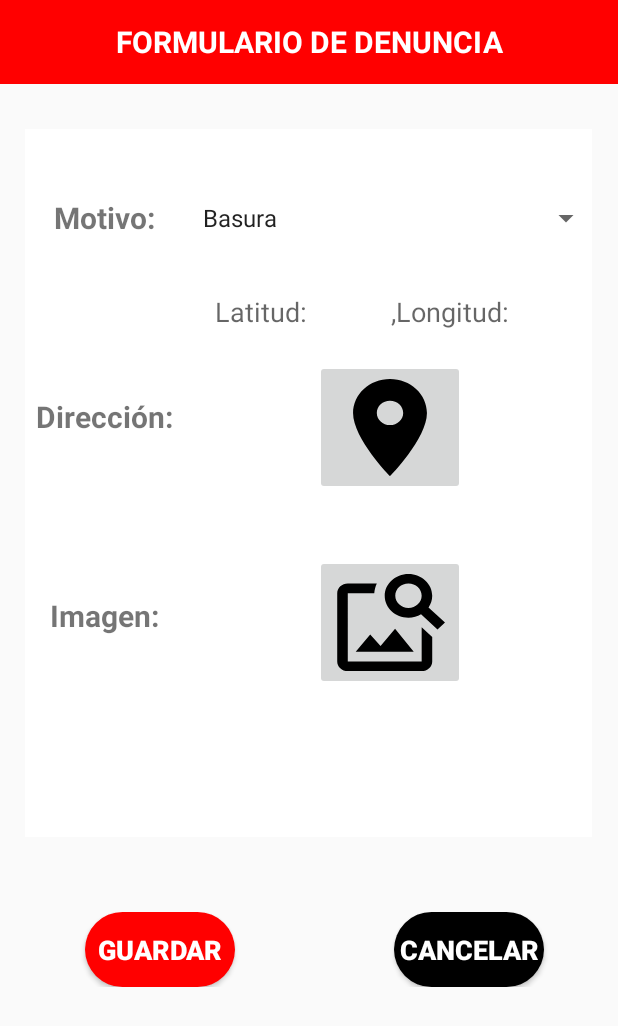
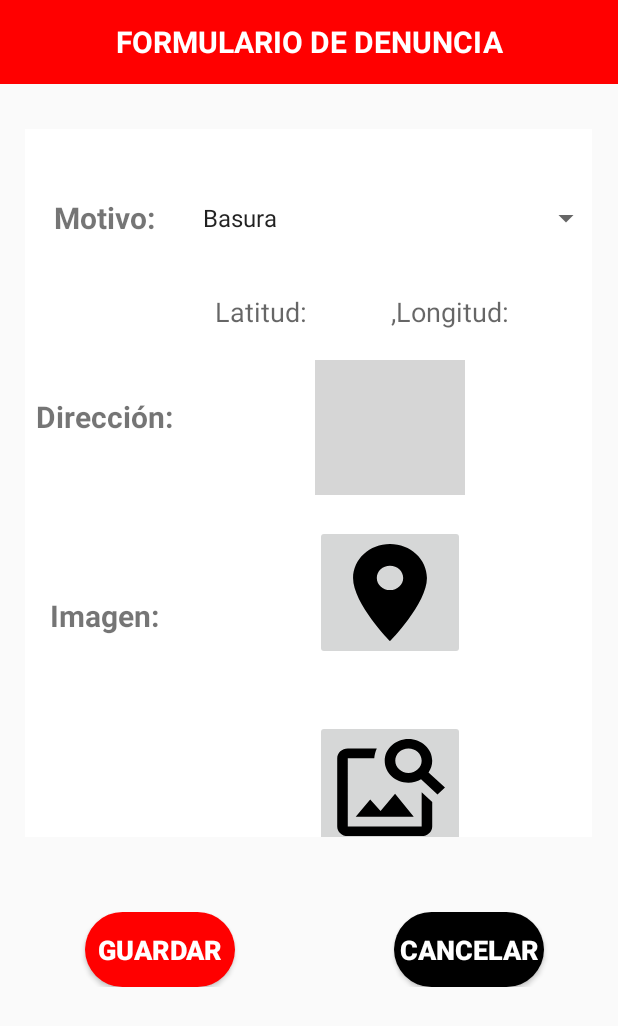
Before and after one commit to AstriMuller/AppDengue, an Android app: the Denuncia screen opened directly, with no data from a screen before it, on a phone screen of 412 x 824 dp. Shown: the top 1026 px of the screen. Run offline under Robolectric (Android 15) with nearby library versions, the phone set to English and light mode, and no system bars; pictures from the network do not load; grey boxes are pictures that could not be loaded.

Commit message:
ubicacion actual

```diff
--- a/app/build.gradle
+++ b/app/build.gradle
@@ -34,6 +34,8 @@ dependencies {
     implementation 'org.osmdroid:osmdroid-android:6.1.8'
     implementation 'androidx.appcompat:appcompat:1.2.0'
     implementation 'androidx.constraintlayout:constraintlayout:2.0.2'
+    implementation 'androidx.legacy:legacy-support-v4:1.0.0'
+    implementation 'androidx.lifecycle:lifecycle-extensions:2.2.0'
     //implementation 'com.google.android.gms:play-services-ads:19.4.0'
     testImplementation 'junit:junit:4.12'
     androidTestImplementation 'com.android.support.test:runner:1.0.2'
--- a/app/src/main/AndroidManifest.xml
+++ b/app/src/main/AndroidManifest.xml
@@ -10,6 +10,7 @@
     <uses-permission android:name="android.permission.ACCESS_COARSE_LOCATION" />
     <uses-permission android:name="android.permission.ACCESS_FINE_LOCATION" />
     <uses-permission android:name="android.permission.ACCESS_WIFI_STATE" />
+
 
     <application
         android:allowBackup="true"
--- a/app/src/main/java/com/example/appdengue/Denuncia.java
+++ b/app/src/main/java/com/example/appdengue/Denuncia.java
@@ -25,6 +25,8 @@ import android.widget.Spinner;
 import android.widget.TextView;
 
 import androidx.appcompat.app.AppCompatActivity;
+import androidx.core.app.ActivityCompat;
+import androidx.core.content.ContextCompat;
 
 import java.io.File;
 import java.time.temporal.Temporal;
@@ -34,6 +36,9 @@ public class Denuncia extends AppCompatActivity {
     ImageButton btn_gps;
     ImageButton btn_camara;
     ImageView iv_camara;
+    ImageButton btn_gp;
+    TextView tv_ubicacion;
+    Button btn_cancel;
 
 
     private final int cod_foto = 100;
@@ -47,6 +52,17 @@ public class Denuncia extends AppCompatActivity {
         btn_gps = (ImageButton) findViewById(R.id.btn_ubicacion);
         btn_camara = (ImageButton) findViewById(R.id.btn_camara);
         iv_camara = (ImageView) findViewById(R.id.iv_camara);
+        tv_ubicacion = (TextView)findViewById(R.id.tv_ubicacion);
+        btn_gp = (ImageButton) findViewById(R.id.btn_gp);
+        btn_cancel= (Button) findViewById(R.id.btn_cancelar);
+
+        btn_cancel.setOnClickListener(new View.OnClickListener() {
+            @Override
+            public void onClick(View v) {
+                Intent intent1 = new Intent(Denuncia.this, Inicio.class);
+                Denuncia.this.startActivity(intent1);
+            }
+        });
 
         btn_gps.setOnClickListener(new View.OnClickListener() {
             @Override
@@ -55,6 +71,43 @@ public class Denuncia extends AppCompatActivity {
                 Denuncia.this.startActivity(inten);
             }
         });
+        btn_gp.setOnClickListener(new View.OnClickListener() {
+            @Override
+            public void onClick(View view) {
+                LocationManager locationManager = (LocationManager) Denuncia.this.getSystemService(Context.LOCATION_SERVICE);
+                LocationListener locationListener = new LocationListener() {
+                    public void onLocationChanged(Location location) {
+                        tv_ubicacion.setText("" + location.getLatitude() + "" + location.getLongitude());
+
+                    }
+
+                    public void onStatusChanged(String provider, int status, Bundle extras) {
+                    }
+
+                    public void onProviderEnabled(String provider) {
+                    }
+
+                    public void onProviderDisabled(String provider) {
+                    }
+                };
+                int permissionCheck = ContextCompat.checkSelfPermission(Denuncia.this,
+                        Manifest.permission.ACCESS_FINE_LOCATION);
+                locationManager.requestLocationUpdates(LocationManager.NETWORK_PROVIDER, 0, 0, locationListener);
+            }
+        });
+        int permissionCheck = ContextCompat.checkSelfPermission(this,
+                Manifest.permission.ACCESS_FINE_LOCATION);
+
+        if(permissionCheck== PackageManager.PERMISSION_DENIED) {
+            if (ActivityCompat.shouldShowRequestPermissionRationale(this,
+                    Manifest.permission.ACCESS_FINE_LOCATION)) {
+            } else {
+                ActivityCompat.requestPermissions(this,
+                        new String[]{Manifest.permission.ACCESS_FINE_LOCATION},
+                        1);
+            }
+        }
+
 
         btn_camara.setOnClickListener(new View.OnClickListener() {
             @Override
@@ -82,12 +135,12 @@ public class Denuncia extends AppCompatActivity {
 
         });
 
+
         ArrayAdapter<CharSequence> adapter = ArrayAdapter.createFromResource(this, R.array.lista, android.R.layout.simple_list_item_1);
         sp_denuncia.setAdapter(adapter);
 
+
     }
-
-
     @Override
     protected void onActivityResult(int requestCode, int resultCode, Intent data) {
         super.onActivityResult(requestCode, resultCode, data);
--- a/app/src/main/java/com/example/appdengue/MainActivity.java
+++ b/app/src/main/java/com/example/appdengue/MainActivity.java
@@ -26,7 +26,8 @@ public class MainActivity extends AppCompatActivity {
         // tvUbicacion = (TextView)findViewById(R.id.tvUbicacion);
         //  btnGPS = (Button)findViewById(R.id.button);
 
-      /*  btnGPS.setOnClickListener(new View.OnClickListener() {
+        /*
+        btnGPS.setOnClickListener(new View.OnClickListener() {
             @Override
             public void onClick(View view) {
                 LocationManager locationManager = (LocationManager) MainActivity.this.getSystemService(Context.LOCATION_SERVICE);
@@ -58,7 +59,8 @@ public class MainActivity extends AppCompatActivity {
                         1);
             }
 
-        }*/
+        }
+        */
         acceder= (Button) findViewById(R.id.button_acceder);
 
         acceder.setOnClickListener(new View.OnClickListener() {
--- a/app/src/main/java/com/example/appdengue/Mapa.java
+++ b/app/src/main/java/com/example/appdengue/Mapa.java
@@ -6,6 +6,7 @@ import android.content.Context;
 import android.content.pm.PackageManager;
 import android.os.Bundle;
 import android.preference.PreferenceManager;
+import android.view.View;
 import android.widget.ImageButton;
 
 
@@ -62,6 +63,7 @@ public class Mapa extends AppCompatActivity {
             map.getController().setCenter(point);
         }
 
+
         @Override
         public void onRequestPermissionsResult(int requestCode, String[] permissions, int[] grantResults) {
             ArrayList<String> permissionsToRequest = new ArrayList<>();
--- a/app/src/main/res/layout/activity_denuncia.xml
+++ b/app/src/main/res/layout/activity_denuncia.xml
@@ -84,7 +84,7 @@
                     android:gravity="center" />
 
                 <TextView
-                    android:id="@+id/tv_ubicación"
+                    android:id="@+id/tv_ubicacion"
                     android:layout_width="match_parent"
                     android:layout_height="wrap_content"
                     android:layout_marginTop="20dp"
@@ -92,6 +92,15 @@
                     android:textSize="18sp"
                     android:gravity="center"
 
+                    />
+                <ImageButton
+                    android:id="@+id/btn_gp"
+                    android:layout_width="100dp"
+                    android:layout_height="90dp"
+                    android:layout_gravity="center"
+                    android:layout_marginTop="20dp"
+                    android:scaleType="fitXY"
+                    android:src="@drawable/osm_ic_center_map"
                     />
 
                 <ImageButton
@@ -157,6 +166,7 @@
                 android:orientation="vertical">
 
                 <Button
+                    android:id="@+id/btn_cancelar"
                     android:layout_width="100dp"
                     android:layout_height="50dp"
                     android:layout_gravity="center"
--- a/app/src/main/res/layout/activity_main.xml
+++ b/app/src/main/res/layout/activity_main.xml
@@ -1,6 +1,5 @@
 <?xml version="1.0" encoding="utf-8"?>
 <RelativeLayout xmlns:android="http://schemas.android.com/apk/res/android"
-    xmlns:app="http://schemas.android.com/apk/res-auto"
     xmlns:tools="http://schemas.android.com/tools"
     android:layout_width="match_parent"
     android:layout_height="match_parent"
--- a/app/src/main/res/values/strings.xml
+++ b/app/src/main/res/values/strings.xml
@@ -36,6 +36,7 @@ Podemos revelar información que los usuarios proveen y se recaudan automáticam
     <string name="p11">"La Séptima Región Sanitaria y se reserva el derecho de modificar en forma unilateral, sin mediar previo aviso, ni comunicación los usuarios, estos "Términos y Condiciones de Uso / Política de Privacidad", como así el diseño, la presentación o configuración de la aplicación, sin que ello genere derecho a reclamo o indemnización alguna en favor de los usuarios."</string>
     <string name="p12">"Si usted tiene alguna pregunta respecto a la privacidad durante el uso de la aplicación, o si tiene preguntas sobre nuestras prácticas, por favor póngase en contacto con nosotros por correo electrónico a (insertar correo de la séptima)."</string>
     <string name="menu_home">Home</string>
+    <string name="bt_center_map_description"> </string>
     <string name="menu_gallery">Gallery</string>
     <string name="menu_slideshow">Slideshow</string>
     <string name="spinner">Sobre</string>
```
